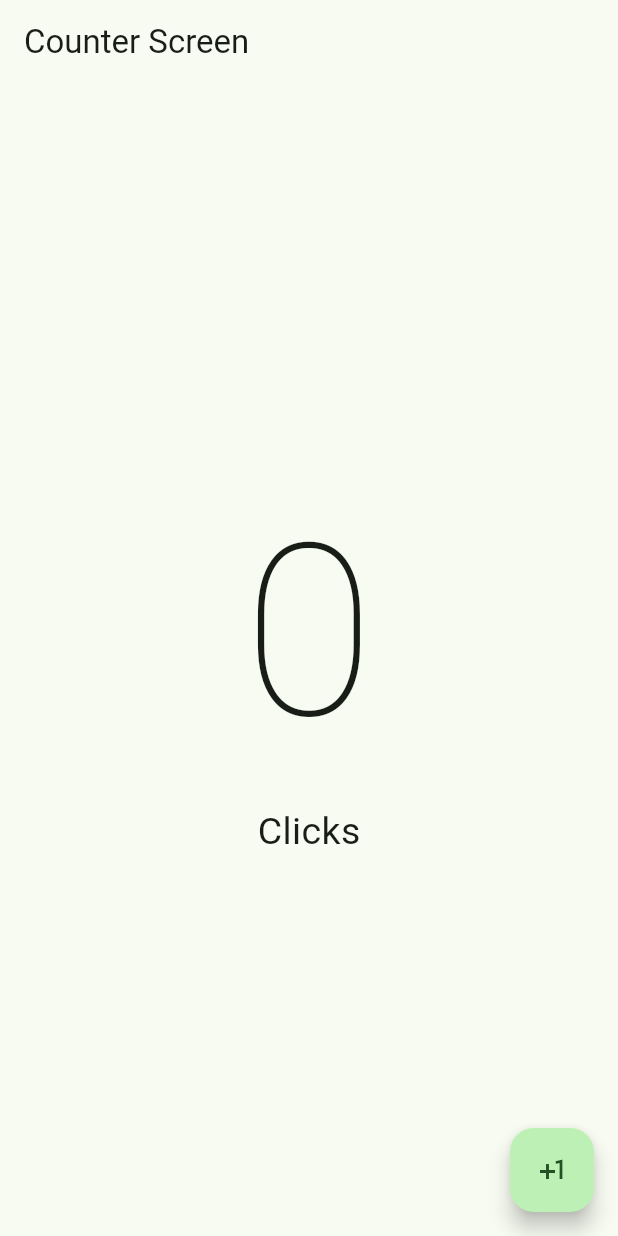
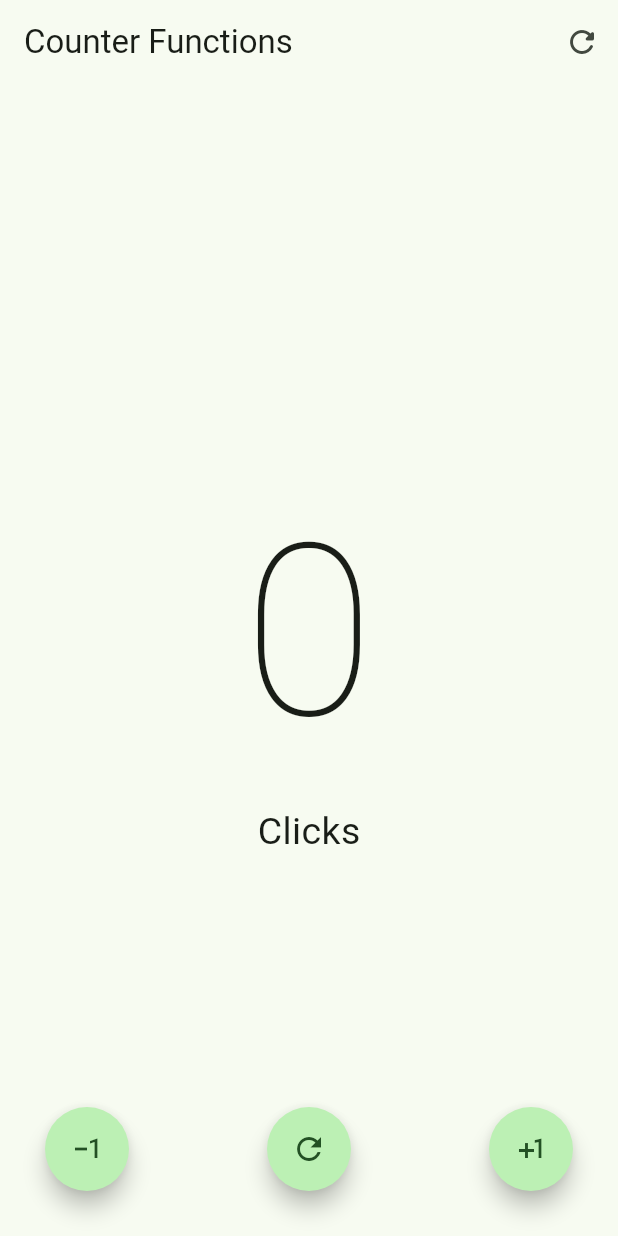
Before and after one commit to nblancoz/my_first_flutter_app, a Flutter app: the screen it shows after launch, on a phone screen of 412 x 824 dp. Run offline on Flutter 3.47's test engine with Material 3 defaults, Android fonts, the phone set to English and light mode, and no system bars.

Commit message:
added new buttons

```diff
--- a/lib/main.dart
+++ b/lib/main.dart
@@ -1,5 +1,5 @@
 import 'package:flutter/material.dart';
-import 'package:hello_world_app/presentation/screens/counter/counter_screen.dart';
+import 'package:hello_world_app/presentation/screens/counter/counter_functions_screen.dart';
 
 void main() {
   runApp(const MyApp());
@@ -13,6 +13,6 @@ class MyApp extends StatelessWidget {
     return MaterialApp(
         debugShowCheckedModeBanner: false,
         theme: ThemeData(useMaterial3: true, colorSchemeSeed: Colors.green),
-        home: const CounterScreen());
+        home: const CounterFunctionsScreen());
   }
 }
--- /dev/null
+++ b/lib/presentation/screens/counter/counter_functions_screen.dart
@@ -0,0 +1,84 @@
+import 'package:flutter/material.dart';
+
+class CounterFunctionsScreen extends StatefulWidget {
+  const CounterFunctionsScreen({super.key});
+
+  @override
+  State<CounterFunctionsScreen> createState() => _CounterFunctionsScreenState();
+}
+
+class _CounterFunctionsScreenState extends State<CounterFunctionsScreen> {
+  int clickCounter = 0;
+
+  @override
+  Widget build(BuildContext context) {
+    return Scaffold(
+      appBar: AppBar(
+        title: const Text('Counter Functions'),
+        actions: [
+          IconButton(
+            icon: const Icon(Icons.refresh_rounded),
+            onPressed: () {
+              setState(() {
+                clickCounter = 0;
+              });
+            },
+          )
+        ],
+      ),
+      body: Center(
+          child: Column(
+        mainAxisAlignment: MainAxisAlignment.center,
+        children: [
+          Text(
+            '$clickCounter',
+            style: const TextStyle(fontSize: 160, fontWeight: FontWeight.w100),
+          ),
+          Text(
+            'Click${clickCounter == 1 ? '' : 's'}',
+            style: const TextStyle(fontSize: 25),
+          )
+        ],
+      )),
+      floatingActionButton: Container(
+        padding: const EdgeInsets.only(
+            left: 30.0,
+            right: 30.0,
+            bottom: 30.0), // Ajusta los valores según sea necesario
+        child: Row(
+          mainAxisAlignment: MainAxisAlignment.spaceBetween,
+          children: [
+            FloatingActionButton(
+              shape: const StadiumBorder(),
+              onPressed: () {
+                setState(() {
+                  clickCounter--;
+                });
+              },
+              child: const Icon(Icons.exposure_minus_1_outlined),
+            ),
+            FloatingActionButton(
+              shape: const StadiumBorder(),
+              onPressed: () {
+                setState(() {
+                  clickCounter = 0;
+                });
+              },
+              child: const Icon(Icons.refresh_outlined),
+            ),
+            FloatingActionButton(
+              shape: const StadiumBorder(),
+              onPressed: () {
+                setState(() {
+                  clickCounter++;
+                });
+              },
+              child: const Icon(Icons.plus_one),
+            ),
+          ],
+        ),
+      ),
+      floatingActionButtonLocation: FloatingActionButtonLocation.centerDocked,
+    );
+  }
+}
--- a/lib/presentation/screens/counter/counter_screen.dart
+++ b/lib/presentation/screens/counter/counter_screen.dart
@@ -24,9 +24,9 @@ class _CounterScreenState extends State<CounterScreen> {
             '$clickCounter',
             style: const TextStyle(fontSize: 160, fontWeight: FontWeight.w100),
           ),
-          const Text(
-            'Clicks',
-            style: TextStyle(fontSize: 25),
+          Text(
+            'Click${clickCounter == 1 ? '' : 's'}',
+            style: const TextStyle(fontSize: 25),
           )
         ],
       )),
```
